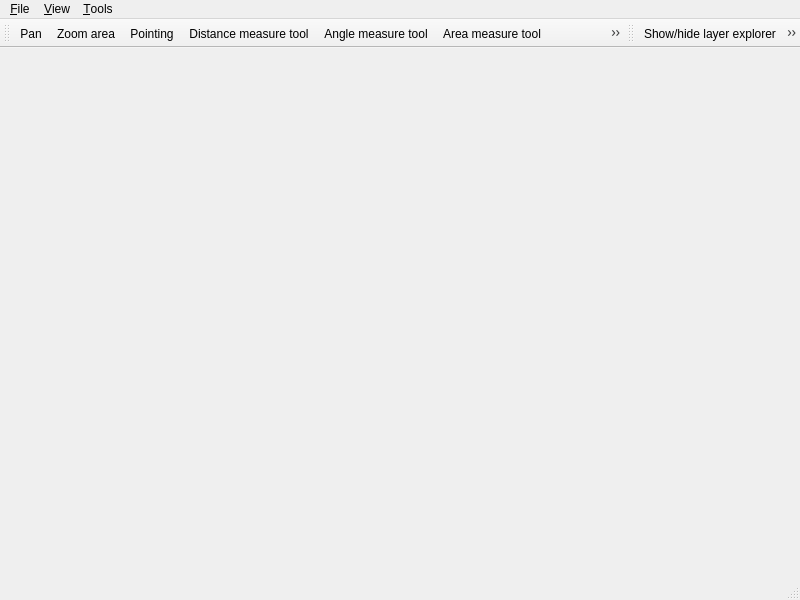
Before: the Qt Designer form src/terraview/ui/MainWindow.ui in claudiobogossian/terralib5, drawn with Qt 5.
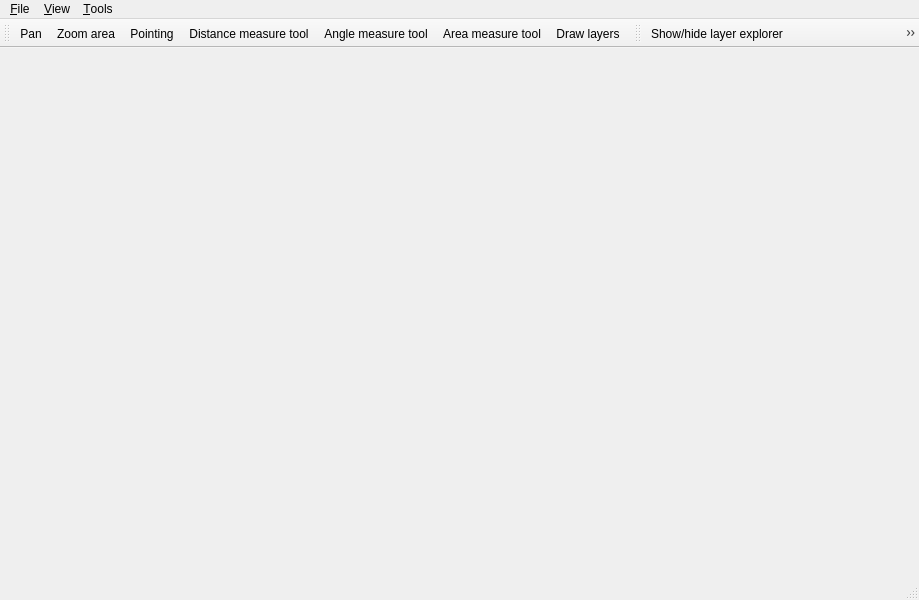
After: the same form once the commit is applied.

Patch:
```diff
--- a/src/terraview/ui/MainWindow.ui
+++ b/src/terraview/ui/MainWindow.ui
@@ -6,7 +6,7 @@
    <rect>
     <x>0</x>
     <y>0</y>
-    <width>800</width>
+    <width>919</width>
     <height>600</height>
    </rect>
   </property>
@@ -19,8 +19,8 @@
     <rect>
      <x>0</x>
      <y>0</y>
-     <width>800</width>
-     <height>21</height>
+     <width>919</width>
+     <height>26</height>
     </rect>
    </property>
    <widget class="QMenu" name="menuFile">
```
Left out of the diff: 28 changed lines with no effect on the pictures.
